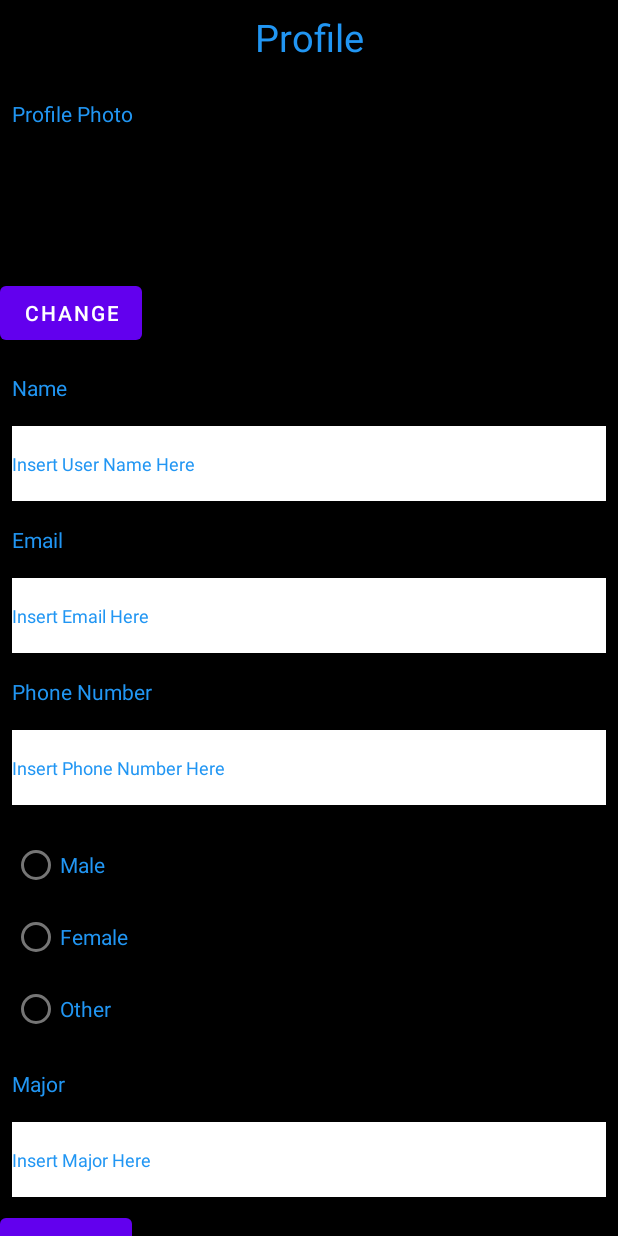
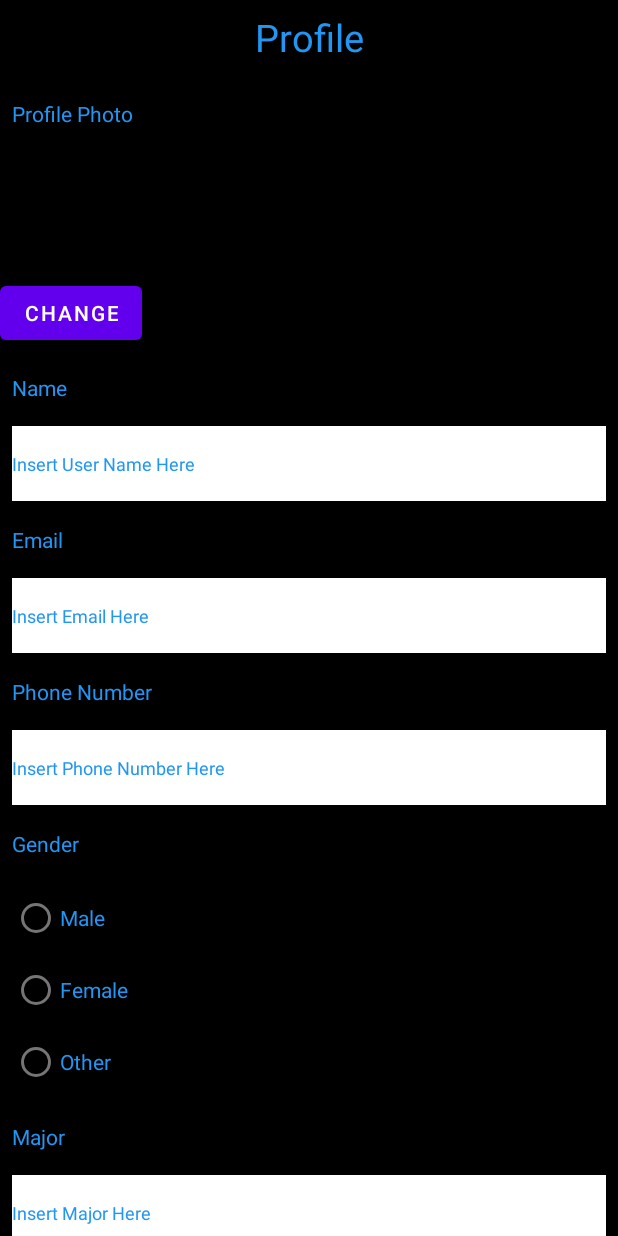
Before and after one commit to shadmanh123/MyRuns-Fitness-App, an Android app: the layout activity_main.xml on its own in the app's theme, with its tools: preview values and no code run, on a phone screen of 412 x 824 dp. Run offline under Robolectric (Android 15) with nearby library versions, the phone set to English and light mode, and no system bars.

```diff
--- a/app/src/main/res/layout/activity_main.xml
+++ b/app/src/main/res/layout/activity_main.xml
@@ -128,6 +128,15 @@
                 android:textColorHint="@color/blue"
                 android:textSize="12sp" />
 
+            <TextView
+                android:id="@+id/userGenderTag"
+                android:layout_width="wrap_content"
+                android:layout_height="wrap_content"
+                android:layout_marginStart="8dp"
+                android:layout_marginTop="16dp"
+                android:text="@string/gender"
+                android:textColor="@color/blue" />
+
             <RadioGroup
                 android:id="@+id/genderButtonRadioGroup"
                 android:layout_width="match_parent"
--- a/app/src/main/res/values/strings.xml
+++ b/app/src/main/res/values/strings.xml
@@ -16,4 +16,5 @@
     <string name="change">Change</string>
     <string name="save">Save</string>
     <string name="cancel">Cancel</string>
+    <string name="gender">Gender</string>
 </resources>
```
Also changed, not shown: app/src/main/java/com/example/shadman_hossain_myruns1/MainActivity.kt (+5 -10 lines).
